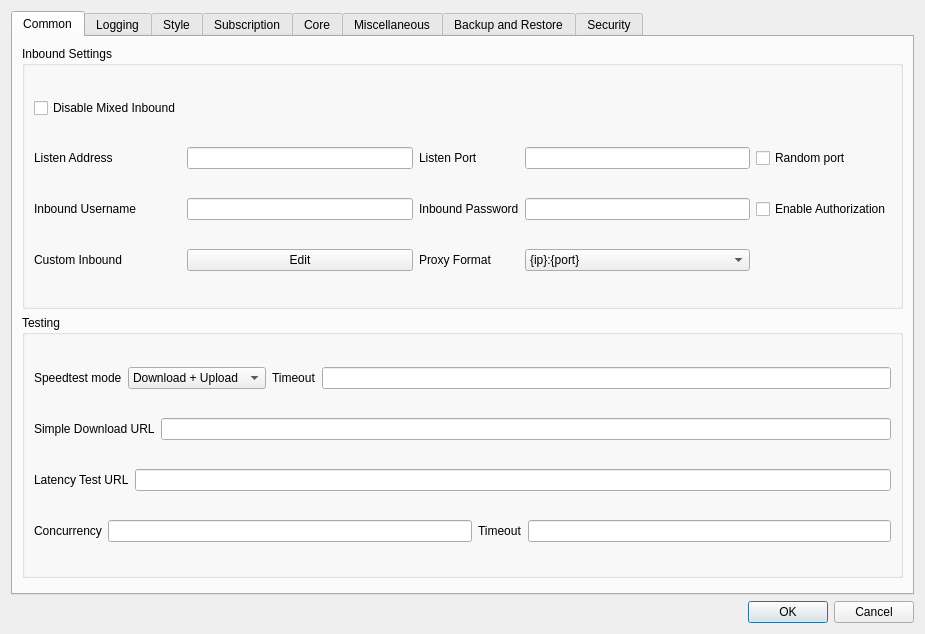
Qt form upstream/include/ui/setting/dialog_basic_settings.ui (hopol/throne-mirror) before a commit.
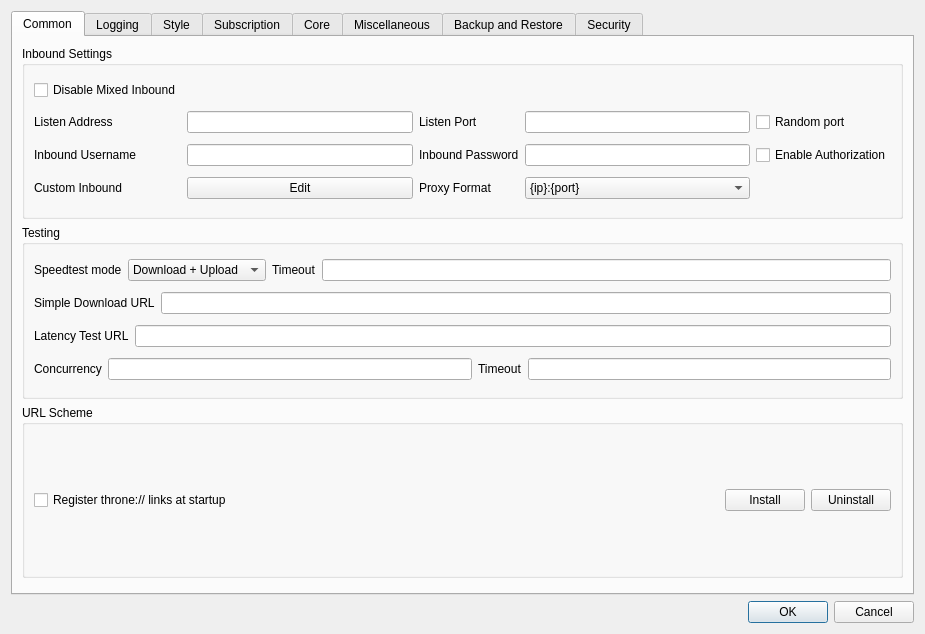
The same form after that commit. Custom widgets are drawn as their Qt base class.

Commit message: chore: mirror Throne source 0.1 (2feab17)

Patch:
```diff
--- a/upstream/include/ui/setting/dialog_basic_settings.ui
+++ b/upstream/include/ui/setting/dialog_basic_settings.ui
@@ -291,6 +291,65 @@
          </layout>
         </widget>
        </item>
+       <item>
+        <widget class="QGroupBox" name="url_scheme_box">
+         <property name="title">
+          <string>URL Scheme</string>
+         </property>
+         <layout class="QHBoxLayout" name="horizontalLayout_url_scheme">
+          <item>
+           <widget class="QCheckBox" name="url_scheme_auto_register">
+            <property name="toolTip">
+             <string>&lt;html&gt;&lt;head/&gt;&lt;body&gt;&lt;p&gt;Registers Throne as the handler for throne:// links and adds it to the &quot;Open with&quot; list for config files, re-applying the registration whenever the install is moved.&lt;/p&gt;&lt;p&gt;Turning this off does not undo an existing registration: use Uninstall for that.&lt;/p&gt;&lt;/body&gt;&lt;/html&gt;</string>
+            </property>
+            <property name="text">
+             <string>Register throne:// links at startup</string>
+            </property>
+           </widget>
+          </item>
+          <item>
+           <spacer name="horizontalSpacer_url_scheme">
+            <property name="orientation">
+             <enum>Qt::Orientation::Horizontal</enum>
+            </property>
+            <property name="sizeHint" stdset="0">
+             <size>
+              <width>40</width>
+              <height>20</height>
+             </size>
+            </property>
+           </spacer>
+          </item>
+          <item>
+           <widget class="QLabel" name="url_scheme_status">
+            <property name="text">
+             <string notr="true"/>
+            </property>
+           </widget>
+          </item>
+          <item>
+           <widget class="QPushButton" name="url_scheme_install">
+            <property name="toolTip">
+             <string>&lt;html&gt;&lt;head/&gt;&lt;body&gt;&lt;p&gt;Registers the handler now, without waiting for the next start.&lt;/p&gt;&lt;/body&gt;&lt;/html&gt;</string>
+            </property>
+            <property name="text">
+             <string>Install</string>
+            </property>
+           </widget>
+          </item>
+          <item>
+           <widget class="QPushButton" name="url_scheme_uninstall">
+            <property name="toolTip">
+             <string>&lt;html&gt;&lt;head/&gt;&lt;body&gt;&lt;p&gt;Removes every entry Throne wrote for the handler and the config file associations. Entries owned by other applications are left alone.&lt;/p&gt;&lt;/body&gt;&lt;/html&gt;</string>
+            </property>
+            <property name="text">
+             <string>Uninstall</string>
+            </property>
+           </widget>
+          </item>
+         </layout>
+        </widget>
+       </item>
        <item>
         <widget class="QWidget" name="horizontalWidget_1" native="true">
          <property name="sizePolicy">
```
The commit also changes 95 other files.
